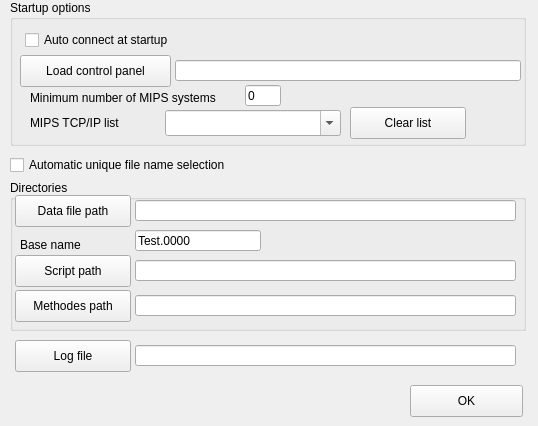
This is properties.ui in MOBILionSystems/MIPS-app-MOBILion as Qt 5 draws it before an edit. The edited form follows.
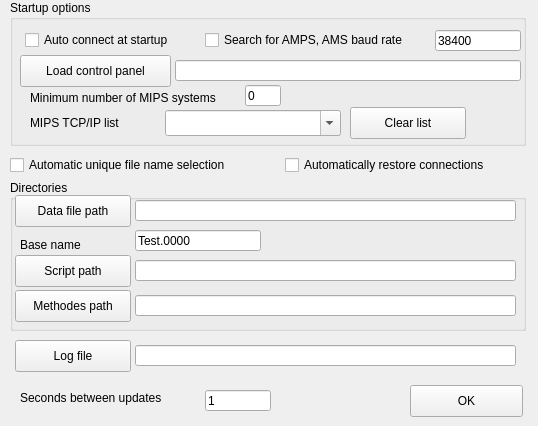
This is the edited form.

What changed in the file:
```diff
--- a/properties.ui
+++ b/properties.ui
@@ -151,6 +151,32 @@
      <bool>false</bool>
     </property>
    </widget>
+   <widget class="QCheckBox" name="chkSearchAMPS">
+    <property name="geometry">
+     <rect>
+      <x>195</x>
+      <y>30</y>
+      <width>226</width>
+      <height>20</height>
+     </rect>
+    </property>
+    <property name="text">
+     <string>Search for AMPS, AMS baud rate</string>
+    </property>
+   </widget>
+   <widget class="QLineEdit" name="leAMPSbaud">
+    <property name="geometry">
+     <rect>
+      <x>425</x>
+      <y>30</y>
+      <width>86</width>
+      <height>21</height>
+     </rect>
+    </property>
+    <property name="text">
+     <string>38400</string>
+    </property>
+   </widget>
   </widget>
   <widget class="QCheckBox" name="chkAutoFileName">
    <property name="geometry">
@@ -320,6 +346,45 @@
     <string/>
    </property>
   </widget>
+  <widget class="QLabel" name="label_4">
+   <property name="geometry">
+    <rect>
+     <x>20</x>
+     <y>390</y>
+     <width>171</width>
+     <height>16</height>
+    </rect>
+   </property>
+   <property name="text">
+    <string>Seconds between updates</string>
+   </property>
+  </widget>
+  <widget class="QLineEdit" name="leUpdateSecs">
+   <property name="geometry">
+    <rect>
+     <x>205</x>
+     <y>390</y>
+     <width>66</width>
+     <height>21</height>
+    </rect>
+   </property>
+   <property name="text">
+    <string>1</string>
+   </property>
+  </widget>
+  <widget class="QCheckBox" name="chkAutoRestore">
+   <property name="geometry">
+    <rect>
+     <x>285</x>
+     <y>155</y>
+     <width>236</width>
+     <height>20</height>
+    </rect>
+   </property>
+   <property name="text">
+    <string>Automatically restore connections</string>
+   </property>
+  </widget>
  </widget>
  <resources/>
  <connections/>
```
